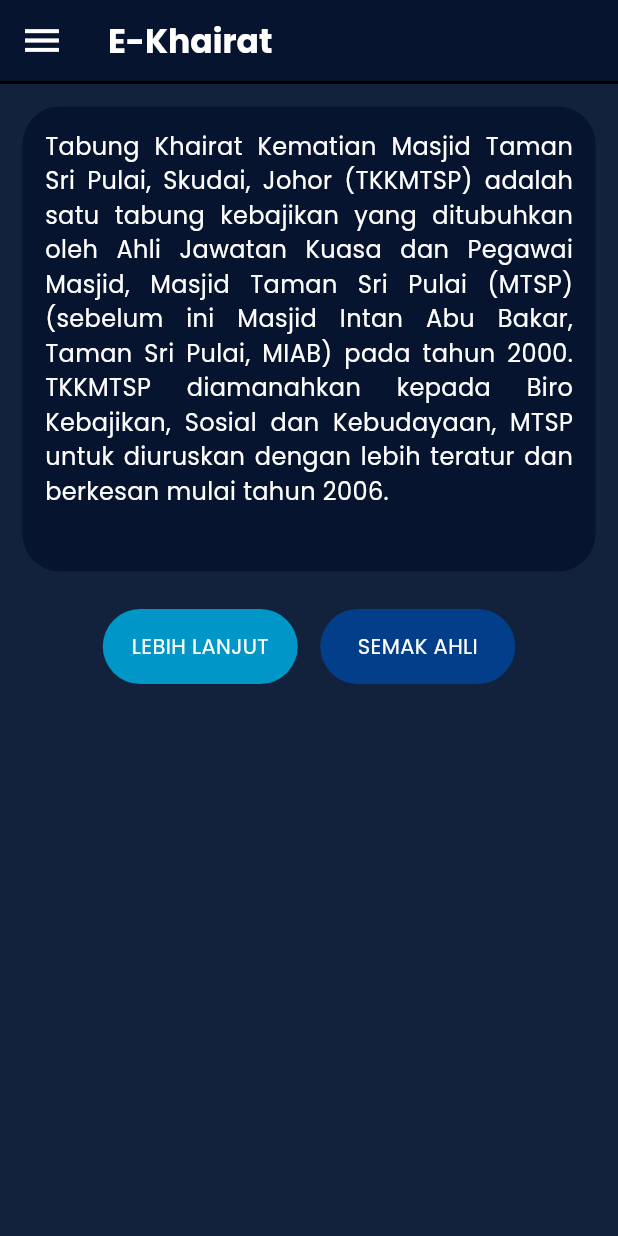
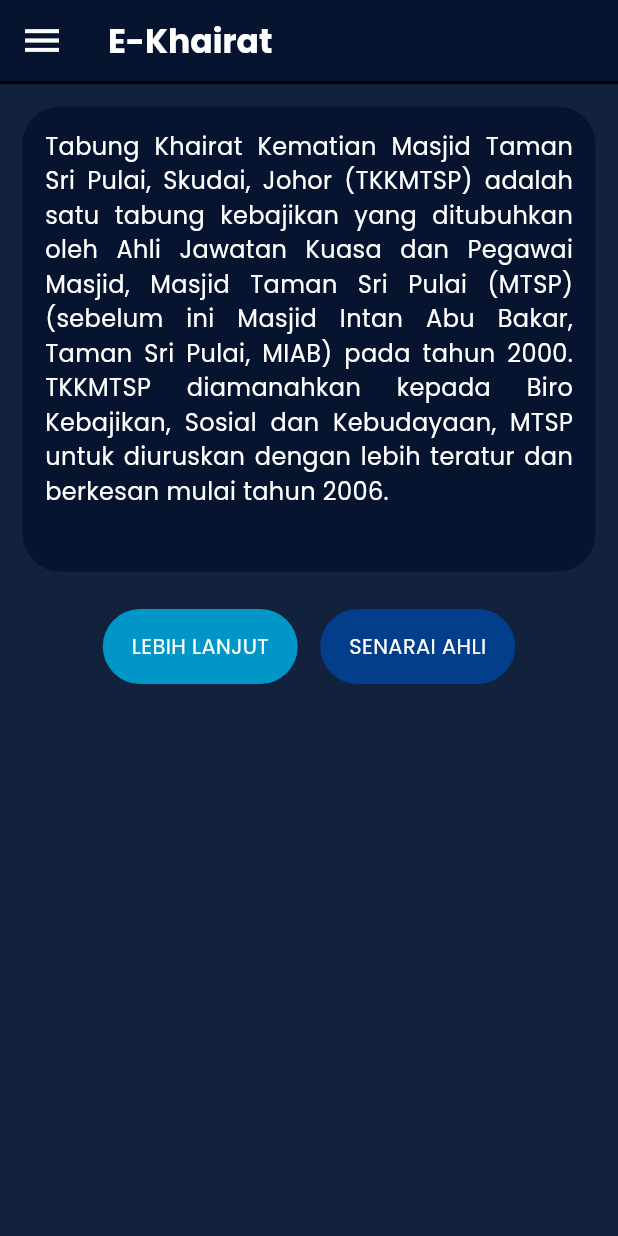
Before and after one commit to MAP-03/MTSP-apps, a Flutter app: the Ekhairat screen opened by its route, after a tap on the "menu" icon, after a tap on "E-Khairat", on a phone screen of 412 x 824 dp. Run offline on Flutter 3.47's test engine with Material 3 defaults, Android fonts, the phone set to English and light mode, and no system bars; our stand-ins replace awesome_notifications, cloud_firestore, contained_tab_bar_view, file_picker, firebase_auth, firebase_core and 9 more; missing offline and left inert: adhan_dart, easy_image_viewer, memory_cache; accounts and stored records are empty; network calls fail.

Commit message:
draft senarai ahli

```diff
--- a/lib/services/auth_service.dart
+++ b/lib/services/auth_service.dart
@@ -79,4 +79,16 @@ class AuthService {
       showToast(message: e.toString());
     }
   }
+
+  Future<Map<String, dynamic>> getCurrentUserData() async {
+    final currentUser = FirebaseAuth.instance.currentUser;
+    final doc = await usersCollection.doc(currentUser!.email).get();
+
+    if (doc.exists) {
+      final userData = doc.data() as Map<String, dynamic>;
+      return userData;
+    } else {
+      throw Exception('User not found');
+    }
+  }
 }
--- a/lib/view/ekhairat/ekhairat.dart
+++ b/lib/view/ekhairat/ekhairat.dart
@@ -5,9 +5,11 @@ import 'package:flutter/cupertino.dart';
 import 'package:flutter/material.dart';
 import 'package:google_fonts/google_fonts.dart';
 import 'package:mtsp/global.dart';
+import 'package:mtsp/services/auth_service.dart';
 import 'package:mtsp/services/ekhairat_service.dart';
 import 'package:mtsp/view/ekhairat/daftar_ahli.dart';
 import 'package:mtsp/view/ekhairat/semak_ahli.dart';
+import 'package:mtsp/view/ekhairat/senarai_ahli.dart';
 import 'package:mtsp/widgets/drawer.dart';
 
 class Ekhairat extends StatefulWidget {
@@ -20,12 +22,23 @@ class Ekhairat extends StatefulWidget {
 class _EkhairatState extends State<Ekhairat> {
   final GlobalKey<ScaffoldState> _scaffoldKey = GlobalKey<ScaffoldState>();
   bool isAhli = false;
+  String? role;
+  AuthService authService = AuthService();
+  final Map<String, dynamic> userData = {};
 
   @override
   void initState() {
     // TODO: implement initState
     super.initState();
     checkAhli();
+    setState(() {
+      authService.getCurrentUserData().then((value) {
+        setState(() {
+          userData.addAll(value);
+          role = userData['role'];
+        });
+      });
+    });
   }
 
   void checkAhli() async {
@@ -107,11 +120,16 @@ class _EkhairatState extends State<Ekhairat> {
               const SizedBox(width: 15),
               GestureDetector(
                 onTap: () {
+                  if(role == 'user'){
                     if(isAhli){
                       Navigator.of(context).push(MaterialPageRoute(builder: (context) => SemakAhli()));
                     }
                     else{
                       Navigator.of(context).push(MaterialPageRoute(builder: (context) => DaftarAhli()));
+                    }
+                  }
+                  else{
+                    Navigator.of(context).push(MaterialPageRoute(builder: (context) => SenaraiAhli()));
                   }
                 },
                 child: Container(
@@ -125,13 +143,18 @@ class _EkhairatState extends State<Ekhairat> {
                   ),
                   child: Center(
                     child:
-                    isAhli
+                    role == 'user'
+                    ? isAhli
                       ? Text(
                         'SEMAK AHLI',
                         style: GoogleFonts.poppins(fontSize: 14, color: Colors.white),
                       )
                       : Text(
                         'DAFTAR AHLI',
+                        style: GoogleFonts.poppins(fontSize: 14, color: Colors.white),
+                      )
+                    : Text(
+                      'SENARAI AHLI',
                       style: GoogleFonts.poppins(fontSize: 14, color: Colors.white),
                     ),
                   ),
```
Also changed, not shown: lib/view/ekhairat/senarai_ahli.dart (added, +15 -0 lines), lib/view/profile/user_profile_page.dart (+9 -19 lines). Lines whose indentation alone changed are shown as unchanged.
